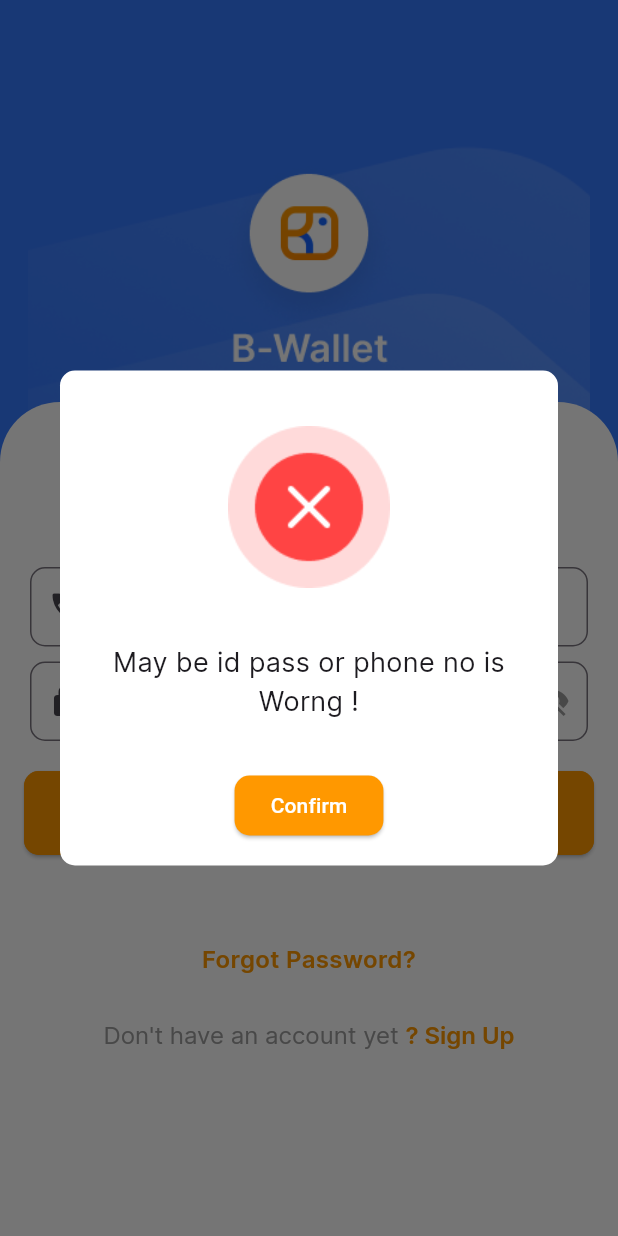
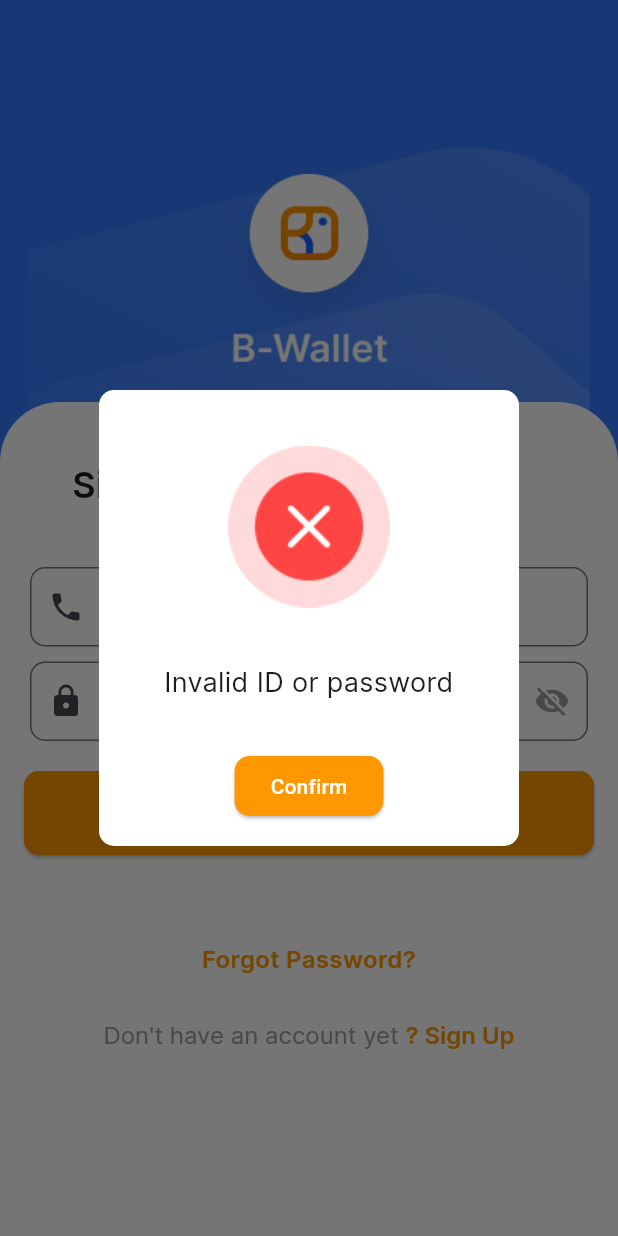
Before and after one commit to wahajkhalil/FypProjectGroupA, a Flutter app: the screen it shows after launch, after a tap on "Sign In", on a phone screen of 412 x 824 dp. Run offline on Flutter 3.47's test engine with Material 3 defaults, Android fonts, the phone set to English and light mode, and no system bars; our stand-ins replace pinput, sqflite; accounts and stored records are empty.

Commit message:
code pushed

```diff
--- a/lib/Page/LoginPage.dart
+++ b/lib/Page/LoginPage.dart
@@ -5,12 +5,13 @@ import 'dart:core';
 
 import 'package:fyp_project_group_a/Page/OtpScreen.dart';
 import 'package:fyp_project_group_a/Page/SignupPage.dart';
-import 'package:fyp_project_group_a/Util/MyDialogUtils.dart'; // Add this line to import the core library for the RegExp class
+import 'package:fyp_project_group_a/Util/MyDialogUtils.dart';
 
 class LoginScreen extends StatefulWidget {
   @override
   _LoginScreenState createState() => _LoginScreenState();
 }
+
 class _LoginScreenState extends State<LoginScreen> {
   final TextEditingController phoneNumberController = TextEditingController();
   final TextEditingController passwordController = TextEditingController();
@@ -24,15 +25,15 @@ class _LoginScreenState extends State<LoginScreen> {
   bool isPhoneNumberValid = true;
   bool isPasswordValid = true;
 
-
   @override
   Widget build(BuildContext context) {
     return MaterialApp(
       debugShowCheckedModeBanner: false,
       home: Scaffold(
-        body: Container(
+        body: SingleChildScrollView(
+          child: Container(
             color: Color(0xFF357AFF),
-          child: ListView(
+            child: Column(
               children: [
                 Stack(
                   children: [
@@ -56,7 +57,7 @@ class _LoginScreenState extends State<LoginScreen> {
                           ),
                         ),
                         Padding(
-                        padding: const EdgeInsets.only(top:18.0),
+                          padding: const EdgeInsets.only(top: 18.0),
                           child: Container(
                             height: 700,
                             decoration: BoxDecoration(
@@ -78,8 +79,7 @@ class _LoginScreenState extends State<LoginScreen> {
                                       child: Text(
                                         'Sign In',
                                         style: TextStyle(
-                                        fontFamily: 'Intersemibold', // This should match the family name specified in pubspec.yaml
-
+                                          fontFamily: 'Intersemibold',
                                           fontSize: 24.0,
                                         ),
                                       ),
@@ -95,7 +95,6 @@ class _LoginScreenState extends State<LoginScreen> {
                                     phoneNumberController,
                                     isPassword: false,
                                     isValid: isPhoneNumberValid,
-
                                   ),
                                 ),
                                 Padding(
@@ -115,14 +114,7 @@ class _LoginScreenState extends State<LoginScreen> {
                                   padding: EdgeInsets.symmetric(horizontal: 16.0),
                                   child: ElevatedButton(
                                     onPressed: () {
-                                    // Navigate to OtpScreen
-                                    // Navigator.push(
-                                    //   context,
-                                    //   MaterialPageRoute(builder: (context) => OtpScreen()),
-                                    // );
                                       _loginUser();
-
-
                                     },
                                     style: ElevatedButton.styleFrom(
                                       primary: Colors.orange,
@@ -138,14 +130,13 @@ class _LoginScreenState extends State<LoginScreen> {
                                         style: TextStyle(
                                           fontSize: 18.0,
                                           color: Colors.white,
-                                        fontFamily: "Intersemibold"
+                                          fontFamily: "Intersemibold",
                                         ),
                                       ),
                                     ),
                                   ),
                                 ),
                                 SizedBox(height: 50),
-
                                 Padding(
                                   padding: const EdgeInsets.all(8.0),
                                   child: GestureDetector(
@@ -154,8 +145,6 @@ class _LoginScreenState extends State<LoginScreen> {
                                         context,
                                         MaterialPageRoute(builder: (context) => ForgotPasswordScreen()),
                                       );
-
-                                    // Add your forgot password logic here
                                     },
                                     child: Center(
                                       child: Text(
@@ -163,22 +152,18 @@ class _LoginScreenState extends State<LoginScreen> {
                                         style: TextStyle(
                                           color: Colors.orange,
                                           fontSize: 16.0,
-                                        fontFamily: "Intersemibold"
-
+                                          fontFamily: "Intersemibold",
                                         ),
                                       ),
                                     ),
                                   ),
                                 ),
                                 SizedBox(height: 5),
-
                                 Center(
                                   child: Padding(
                                     padding: const EdgeInsets.all(16.0),
                                     child: GestureDetector(
                                       onTap: () {
-                                      // Navigate to the sign-up screen
-                                      // Replace 'SignUpScreen' with the actual name of your sign-up screen class
                                         Navigator.push(context, MaterialPageRoute(builder: (context) => SignUpScreen()));
                                       },
                                       child: RichText(
@@ -218,6 +203,7 @@ class _LoginScreenState extends State<LoginScreen> {
             ),
           ),
         ),
+      ),
     );
   }
 
@@ -227,10 +213,8 @@ class _LoginScreenState extends State<LoginScreen> {
       padding: const EdgeInsets.only(top: 10),
       child: TextField(
         style: TextStyle(
-          fontFamily: 'Intersemibold', // This should match the family name specified in pubspec.yaml
-
+          fontFamily: 'Intersemibold',
           fontSize: 14.0,
-
         ),
         controller: controller,
         keyboardType: isPassword ? TextInputType.text : TextInputType.text,
@@ -254,11 +238,10 @@ class _LoginScreenState extends State<LoginScreen> {
           border: OutlineInputBorder(
             borderRadius: BorderRadius.circular(10.0),
           ),
-          // Highlight the border if the field is not valid
           focusedBorder: OutlineInputBorder(
             borderRadius: BorderRadius.circular(10.0),
             borderSide: BorderSide(
-              color: isValid ? Colors.blue : Colors.red, // Change the border color for invalid fields
+              color: isValid ? Colors.blue : Colors.red,
             ),
           ),
         ),
@@ -266,43 +249,38 @@ class _LoginScreenState extends State<LoginScreen> {
     );
   }
 
-
   void _loginUser() async {
     setState(() {
-      // Reset validation status for each login attempt
       isPhoneNumberValid = true;
       isPasswordValid = true;
     });
 
     if (_isInputValid()) {
-      // Verify the credentials against the local database
       bool isValid = await databaseHelper.authenticateUser(
         phoneNumberController.text,
         passwordController.text,
       );
 
       if (isValid) {
-        MyDialogUtils.showGenericDialogPositive(
-          context: context,
-          title: 'You are Sucsess fully login ',
-          onConfirmPressed: (value) {
-            print('User entered: $value');
-          },
-        );
-        // Navigate to the OtpScreen if the credentials are valid
+        // MyDialogUtils.showGenericDialogPositive(
+        //   context: context,
+        //   title: 'You are Successfully logged in',
+        //   onConfirmPressed: (value) {
+        //     print('User entered: $value');
+        //   },
+        // );
         Navigator.push(
           context,
           MaterialPageRoute(builder: (context) => OtpScreen()),
         );
       } else {
-        // Invalid credentials, update the validation status
         setState(() {
           isPhoneNumberValid = false;
           isPasswordValid = false;
         });
         MyDialogUtils.showGenericDialogNegative(
           context: context,
-          title: 'May be id pass or phone no is Worng ! ',
+          title: 'Invalid ID or password',
           onConfirmPressed: (value) {
             print('User entered: $value');
           },
@@ -312,10 +290,6 @@ class _LoginScreenState extends State<LoginScreen> {
   }
 
   bool _isInputValid() {
-    if (isPhoneNumberValid && isPasswordValid) {
-      return true;
-    } else {
-      return false;
+    return isPhoneNumberValid && isPasswordValid;
   }
 }
-}
--- a/lib/Page/SplashScreen.dart
+++ b/lib/Page/SplashScreen.dart
@@ -15,7 +15,7 @@ class _SplashScreenPageState extends State<SplashScreenPage> {
     Future.delayed(
         Duration(seconds: 2),
             () {
-            Navigator.push(
+          Navigator.pushReplacement(
             context,
             PageRouteBuilder(
               pageBuilder: (context, animation, secondaryAnimation) {
@@ -27,8 +27,7 @@ class _SplashScreenPageState extends State<SplashScreenPage> {
                 const end = Offset.zero;
                 const curve = Curves.easeInOutQuart;
 
-            var tween = Tween(begin: begin, end: end)
-                .chain(CurveTween(curve: curve));
+                var tween = Tween(begin: begin, end: end).chain(CurveTween(curve: curve));
 
                 var offsetAnimation = animation.drive(tween);
 
@@ -36,16 +35,12 @@ class _SplashScreenPageState extends State<SplashScreenPage> {
                   position: offsetAnimation,
                   child: child,
                 );
-            }));
-
-
-
-        // Navigate to the login screen after the delay
-
+                  },
+            ),
+          );
             },
     );
   }
-
   @override
   Widget build(BuildContext context) {
     return Scaffold(
--- a/lib/Util/MyDialogUtils.dart
+++ b/lib/Util/MyDialogUtils.dart
@@ -80,8 +80,7 @@ class MyDialogUtils {
                     if (onConfirmPressed != null) {
                       onConfirmPressed(textFieldController.text);
                     }
-                    Navigator.of(context).pop(); // Close the dialog
-                  },
+                   },
                   child: Text('Confirm', style: TextStyle(color: Colors.white)),
                 ),
               ],
```
Also changed, not shown: lib/Page/PinScreen.dart (added, +172 -0 lines), lib/Page/SignupPage.dart (+10 -7 lines). Lines whose indentation alone changed are shown as unchanged.
